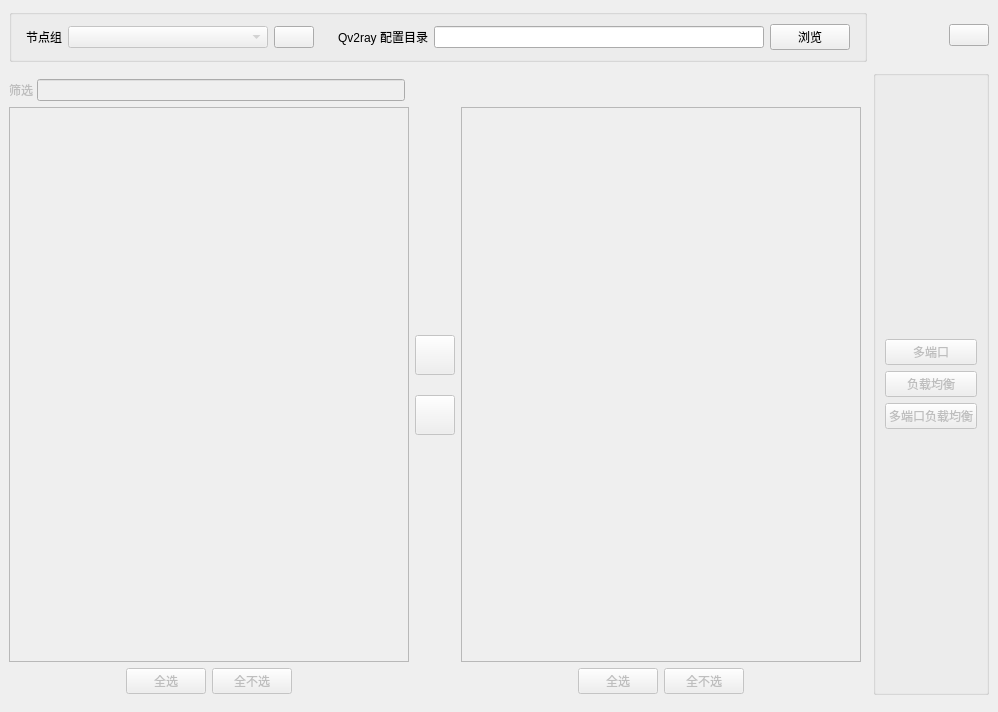
First picture: the form in ui/mainwin.ui, repository cangyin/PQv2ray, before the edit.
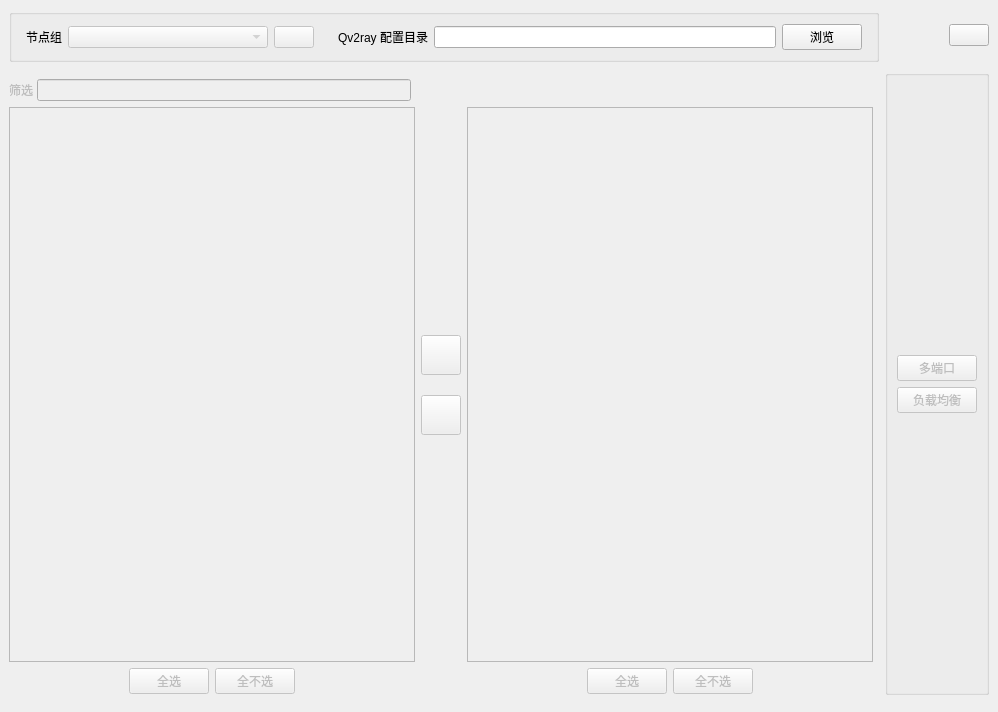
Second picture: the form after the edit. Custom widgets are drawn as their Qt base class.

Commit message: refactor config scope, fix refresh button crash 1) promote config object to global scope 2) fix refresh button crash 3) update UI

Patch:
```diff
--- a/ui/mainwin.ui
+++ b/ui/mainwin.ui
@@ -304,6 +304,9 @@
          </item>
          <item>
           <widget class="QPushButton" name="btnRefreshList">
+           <property name="enabled">
+            <bool>false</bool>
+           </property>
            <property name="sizePolicy">
             <sizepolicy hsizetype="Fixed" vsizetype="Fixed">
              <horstretch>0</horstretch>
@@ -383,16 +386,6 @@
          </property>
         </widget>
        </item>
-       <item>
-        <widget class="QPushButton" name="btnQv2rayMultiPortBalancer">
-         <property name="enabled">
-          <bool>false</bool>
-         </property>
-         <property name="text">
-          <string>多端口负载均衡</string>
-         </property>
-        </widget>
-       </item>
        <item>
         <spacer name="verticalSpacer_2">
          <property name="orientation">
```
The commit also changes 22 other files.
